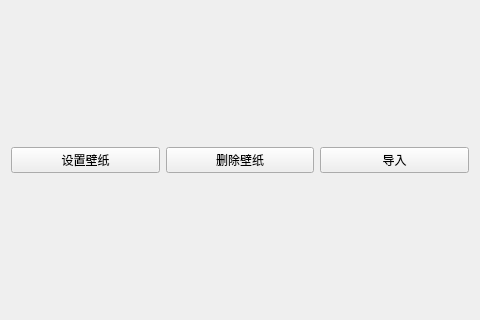
Before: the Qt Designer form listview/historywidget.ui in dependon/fantascene-dynamic-wallpaper, drawn with Qt 5.
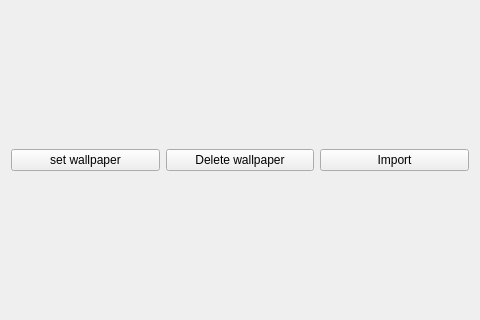
After: the same form once the commit is applied.

Patch:
```diff
--- a/listview/historywidget.ui
+++ b/listview/historywidget.ui
@@ -19,21 +19,21 @@
      <item>
       <widget class="QPushButton" name="setWallPaper">
        <property name="text">
-        <string>设置壁纸</string>
+        <string>set wallpaper</string>
        </property>
       </widget>
      </item>
      <item>
       <widget class="QPushButton" name="delWallPaper">
        <property name="text">
-        <string>删除壁纸</string>
+        <string>Delete wallpaper</string>
        </property>
       </widget>
      </item>
      <item>
       <widget class="QPushButton" name="importBtn">
        <property name="text">
-        <string>导入</string>
+        <string>Import</string>
        </property>
       </widget>
      </item>
```
